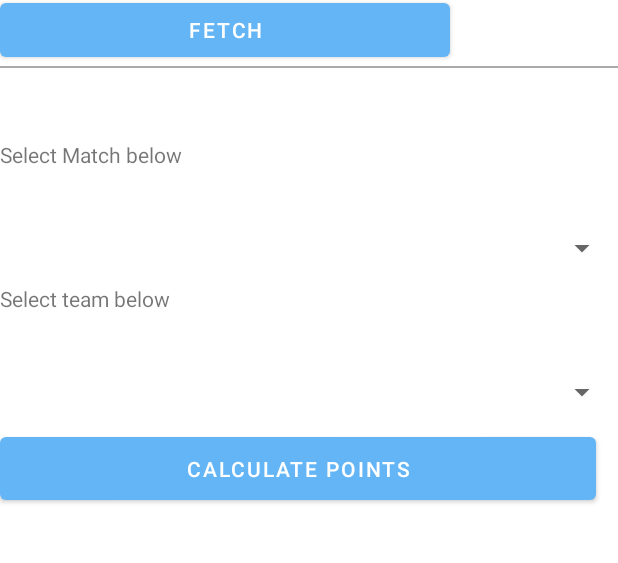
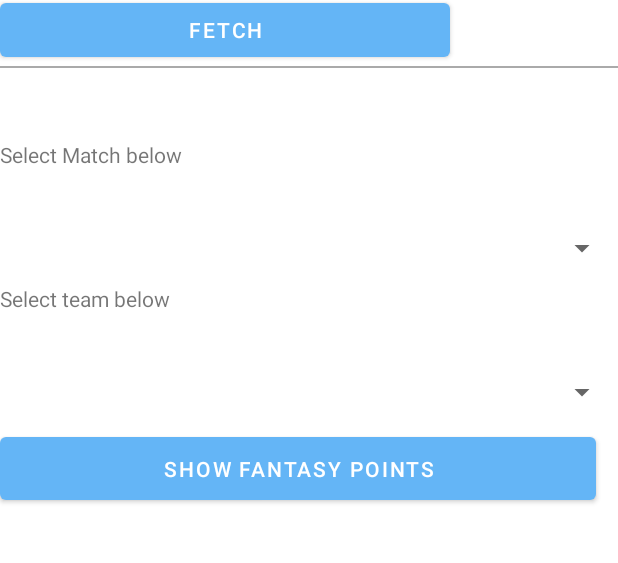
Before and after one commit to ringpisolve/CricFantasy, an Android app: the AddMatchActivity screen opened directly, with no data from a screen before it, on a phone screen of 412 x 824 dp, the part 165-728 px from its top. Run offline under Robolectric (Android 15) with nearby library versions, the phone set to English and light mode, and no system bars; our stand-ins replace Firebase (no records; nobody signed in at launch, a user with empty details on screens opened directly).

Commit message:
added some method signatures to utils and changed lang string

```diff
--- a/app/src/main/res/layout/sample_main.xml
+++ b/app/src/main/res/layout/sample_main.xml
@@ -68,7 +68,7 @@
         android:id="@+id/cal_points"
         android:layout_width="397dp"
         android:layout_height="54dp"
-        android:text="@string/calculate_points" />
+        android:text="@string/show_fantasy_points" />
     <TextView
         android:id="@+id/points"
         android:layout_width="match_parent"
--- a/app/src/main/res/values/strings.xml
+++ b/app/src/main/res/values/strings.xml
@@ -22,6 +22,7 @@
     <string name="hello_blank_fragment">Hello blank fragment</string>
     <string name="your_squad_text">Your Squad</string>
     <string name="calculate_points">Calculate points</string>
+    <string name="show_fantasy_points">Show Fantasy Points</string>
     <string name="select_match_label">Select Match below</string>
     <string name="select_team_label">Select team below</string>
 </resources>
```
Also changed, not shown: app/src/main/java/com/ringpi/cric/networkconnect/Utils.java (+18 -0 lines).
